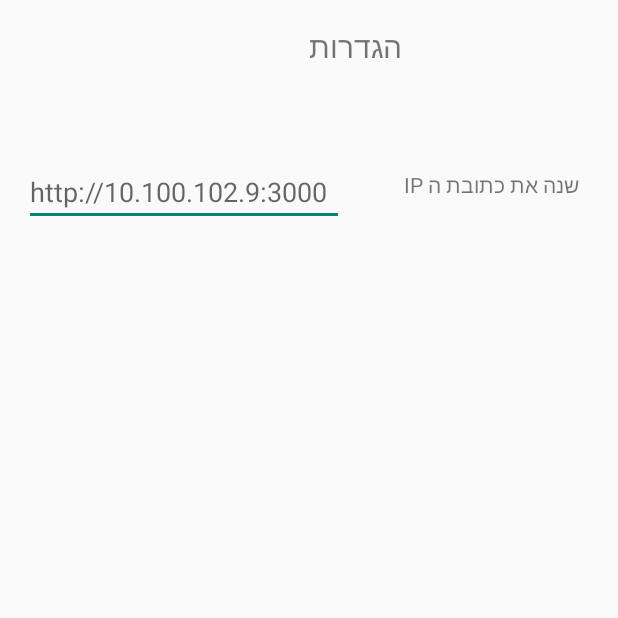
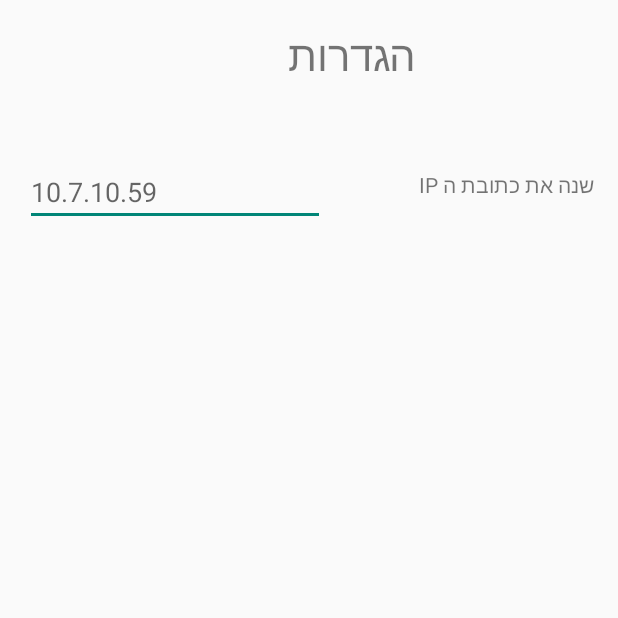
Before and after one commit to amazingProj/PanicButtonApplication, an Android app: the SettingActivity screen opened directly, with no data from a screen before it, on a phone screen of 412 x 824 dp, the top half of it. Run offline under Robolectric (Android 15) with nearby library versions, the phone set to English and light mode, and no system bars; libraries missing offline, so code that uses them is left out: io.socket.client.

Commit message:
change ip address working

```diff
--- a/app/src/main/java/com/example/custombutton/main/activity/SettingActivity.kt
+++ b/app/src/main/java/com/example/custombutton/main/activity/SettingActivity.kt
@@ -1,5 +1,6 @@
 package com.example.custombutton.main.activity
 
+import android.content.res.Configuration
 import androidx.appcompat.app.AppCompatActivity
 import android.os.Bundle
 import android.text.Editable
@@ -22,7 +23,8 @@ class SettingActivity : AppCompatActivity() {
         //
         notice.alpha = INVISIBLE
         val editIPAddress : EditText = findViewById(R.id.editTextTextIPAddress)
-        editIPAddress.hint = SocketHandler.getBaseUrl()
+        editIPAddress.hint = SocketHandler.getIpAddress()
+        editIPAddress.setRawInputType(Configuration.KEYBOARD_12KEY);
         editIPAddress.addTextChangedListener(object : TextWatcher {
 
             override fun afterTextChanged(s: Editable) {
@@ -51,9 +53,7 @@ class SettingActivity : AppCompatActivity() {
 
             override fun onTextChanged(s: CharSequence, start: Int,
                                        before: Int, count: Int) {
-                /*notice.setTextColor(getColor(R.color.black))
-                notice.text = getString(R.string.format)
-                notice.alpha = VISIBLE*/
+
             }
         })
     }
--- a/app/src/main/java/com/example/custombutton/main/service/SocketHandler.kt
+++ b/app/src/main/java/com/example/custombutton/main/service/SocketHandler.kt
@@ -15,7 +15,7 @@ object SocketHandler {
     private var IP_ADDRESS = "10.7.10.59"
     const val httpPreString = "http://"
     const val twoDotsToken = ":"
-    private var BASE_URL : String = "http://10.100.102.9:3000"
+    private var BASE_URL : String = "http://10.10.2.2:3000"
 
     /************************* Setters and Getters ******************/
 
@@ -43,6 +43,11 @@ object SocketHandler {
     fun setIpAddress(ipAddress : String){
         IP_ADDRESS = ipAddress
         updateBaseUrl()
+    }
+
+    @Synchronized
+    fun getIpAddress() : String{
+        return IP_ADDRESS
     }
 
     @Synchronized
--- a/app/src/main/res/drawable/setting_icon.xml
+++ b/app/src/main/res/drawable/setting_icon.xml
@@ -1,5 +1,5 @@
-<vector android:height="12dp" android:tint="#4400FF"
+<vector android:height="24dp" android:tint="#4400FF"
     android:viewportHeight="24" android:viewportWidth="24"
-    android:width="12dp" xmlns:android="http://schemas.android.com/apk/res/android">
+    android:width="24dp" xmlns:android="http://schemas.android.com/apk/res/android">
     <path android:fillColor="@android:color/white" android:pathData="M19.14,12.94c0.04,-0.3 0.06,-0.61 0.06,-0.94c0,-0.32 -0.02,-0.64 -0.07,-0.94l2.03,-1.58c0.18,-0.14 0.23,-0.41 0.12,-0.61l-1.92,-3.32c-0.12,-0.22 -0.37,-0.29 -0.59,-0.22l-2.39,0.96c-0.5,-0.38 -1.03,-0.7 -1.62,-0.94L14.4,2.81c-0.04,-0.24 -0.24,-0.41 -0.48,-0.41h-3.84c-0.24,0 -0.43,0.17 -0.47,0.41L9.25,5.35C8.66,5.59 8.12,5.92 7.63,6.29L5.24,5.33c-0.22,-0.08 -0.47,0 -0.59,0.22L2.74,8.87C2.62,9.08 2.66,9.34 2.86,9.48l2.03,1.58C4.84,11.36 4.8,11.69 4.8,12s0.02,0.64 0.07,0.94l-2.03,1.58c-0.18,0.14 -0.23,0.41 -0.12,0.61l1.92,3.32c0.12,0.22 0.37,0.29 0.59,0.22l2.39,-0.96c0.5,0.38 1.03,0.7 1.62,0.94l0.36,2.54c0.05,0.24 0.24,0.41 0.48,0.41h3.84c0.24,0 0.44,-0.17 0.47,-0.41l0.36,-2.54c0.59,-0.24 1.13,-0.56 1.62,-0.94l2.39,0.96c0.22,0.08 0.47,0 0.59,-0.22l1.92,-3.32c0.12,-0.22 0.07,-0.47 -0.12,-0.61L19.14,12.94zM12,15.6c-1.98,0 -3.6,-1.62 -3.6,-3.6s1.62,-3.6 3.6,-3.6s3.6,1.62 3.6,3.6S13.98,15.6 12,15.6z"/>
 </vector>
--- a/app/src/main/res/layout/activity_setting.xml
+++ b/app/src/main/res/layout/activity_setting.xml
@@ -11,7 +11,7 @@
         android:layout_width="wrap_content"
         android:layout_height="wrap_content"
         android:text="@string/setting_hebrew"
-        android:textSize="20dp"
+        android:textSize="28dp"
         app:layout_constraintBottom_toBottomOf="parent"
         app:layout_constraintEnd_toEndOf="parent"
         app:layout_constraintHorizontal_bias="0.588"
@@ -37,38 +37,22 @@
         android:text="@string/details"
         app:layout_constraintBottom_toBottomOf="parent"
         app:layout_constraintEnd_toEndOf="parent"
-        app:layout_constraintHorizontal_bias="0.911"
+        app:layout_constraintHorizontal_bias="0.945"
         app:layout_constraintStart_toStartOf="parent"
         app:layout_constraintTop_toTopOf="parent"
         app:layout_constraintVertical_bias="0.141" />
 
     <EditText
         android:id="@+id/editTextTextIPAddress"
-        android:layout_width="wrap_content"
+        android:layout_width="200dp"
         android:layout_height="wrap_content"
         android:ems="10"
-        android:inputType="textPersonName"
         app:layout_constraintBottom_toBottomOf="parent"
         app:layout_constraintEnd_toEndOf="parent"
         app:layout_constraintHorizontal_bias="0.079"
         app:layout_constraintStart_toStartOf="parent"
         app:layout_constraintTop_toTopOf="parent"
-        app:layout_constraintVertical_bias="0.135" />
-
-    <ScrollView
-        android:layout_width="409dp"
-        android:layout_height="500dp"
-        app:layout_constraintBottom_toBottomOf="parent"
-        app:layout_constraintEnd_toEndOf="parent"
-        app:layout_constraintStart_toStartOf="parent"
-        app:layout_constraintTop_toTopOf="parent"
-        app:layout_constraintVertical_bias="1.0">
-
-        <LinearLayout
-            android:layout_width="match_parent"
-            android:layout_height="wrap_content"
-            android:orientation="vertical" />
-    </ScrollView>
-
+        app:layout_constraintVertical_bias="0.135"
+        />
 
 </androidx.constraintlayout.widget.ConstraintLayout>
```
